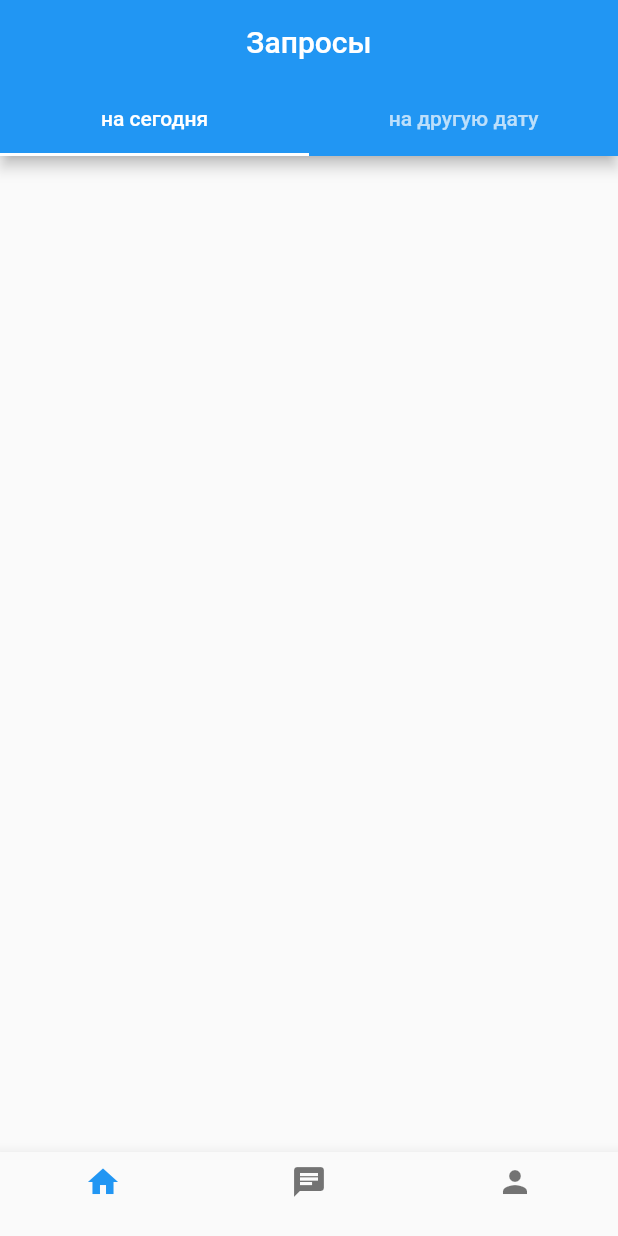
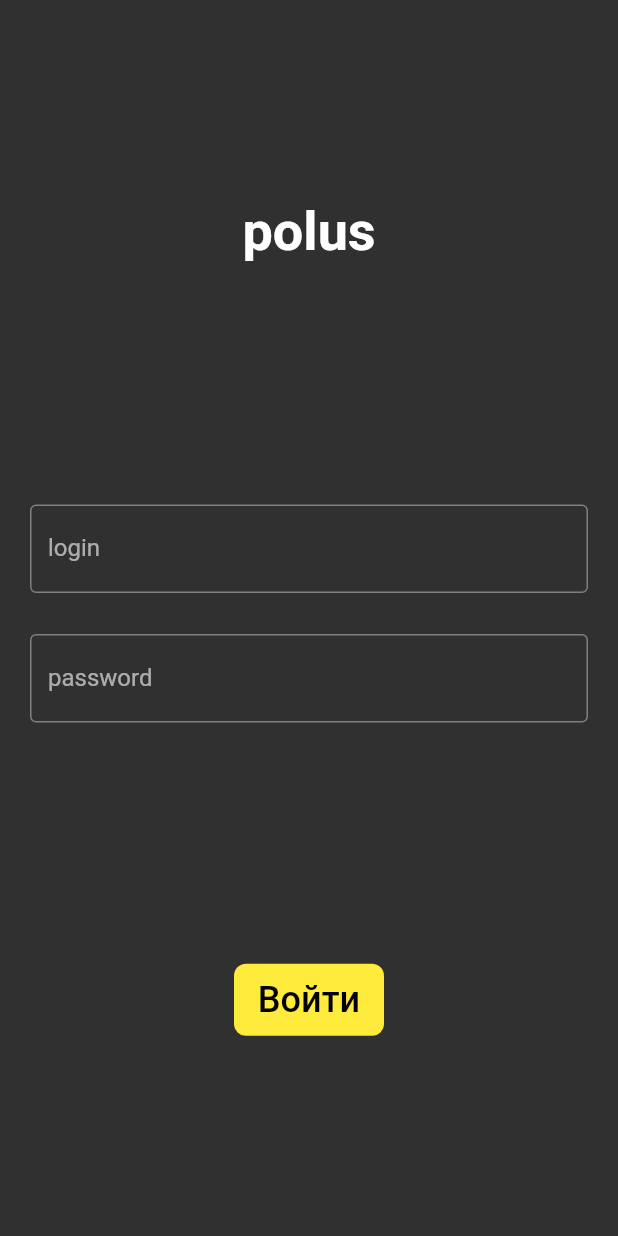
Before and after one commit to Battle-in/mobile_zoloto, a Flutter app: the screen it shows after launch, on a phone screen of 412 x 824 dp. Run offline on Flutter 3.47's test engine with Material 2 defaults, Android fonts, the phone set to English and light mode, and no system bars; our stand-ins replace bloc, equatable, firebase_core, flutter_bloc, native_notify; missing offline and left inert: a package; accounts and stored records are empty.

Commit message:
prodolgaem hacatonit

```diff
--- a/lib/app.dart
+++ b/lib/app.dart
@@ -2,6 +2,7 @@ import 'package:flutter/material.dart';
 import 'package:flutter_bloc/flutter_bloc.dart';
 import 'package:polus_hack/pages/home/bloc/home_cubit.dart';
 import 'package:polus_hack/pages/home/home_view.dart';
+import 'package:polus_hack/pages/login/login_view.dart';
 
 class MyApp extends StatelessWidget {
   const MyApp({Key? key}) : super(key: key);
@@ -9,12 +10,18 @@ class MyApp extends StatelessWidget {
   @override
   Widget build(BuildContext context) {
     return MaterialApp(
-      home: BlocProvider<HomeCubit>(
+      themeMode: ThemeMode.dark,
+      darkTheme: ThemeData.dark(),
+      initialRoute: '/login',
+      routes: {
+        '/login' : (context) => LoginPage(),
+        '/home' : (context) => BlocProvider<HomeCubit>(
           create: (ctx){
             return HomeCubit();
           },
           child: const HomePage(),
-      ),
+        ),
+      },
     );
   }
 }
--- a/lib/pages/home/home_view.dart
+++ b/lib/pages/home/home_view.dart
@@ -12,13 +12,15 @@ class HomePage extends StatelessWidget {
 
     List<Widget> pages = [
       BlocProvider(
-          create: (context){return MainBloc();},
+          create: (context){return MainBloc()..add(LoadEvent());},
           child: const MainPage(),
       ),
       const Center(
         child: Text('в разработке'),
       ),
-      Container(),
+      const Center(
+        child: Text('в разработке'),
+      ),
     ];
 
     return Scaffold(
--- /dev/null
+++ b/lib/pages/login/login_view.dart
@@ -0,0 +1,44 @@
+import 'package:flutter/material.dart';
+
+class LoginPage extends StatelessWidget {
+  const LoginPage({Key? key}) : super(key: key);
+
+  @override
+  Widget build(BuildContext context) {
+    InputDecoration textFieldDecoration = const InputDecoration(
+      border: OutlineInputBorder(),
+    );
+
+    return Scaffold(
+      body: Column(
+        mainAxisAlignment: MainAxisAlignment.spaceEvenly,
+        children: [
+          Text('polus', style: TextStyle(fontSize: 36, fontWeight: FontWeight.bold),),
+          Container(
+            margin: const EdgeInsets.symmetric(horizontal: 20),
+            height: 200,
+            child: Column(
+              mainAxisAlignment: MainAxisAlignment.spaceEvenly,
+              children: [
+                TextField(decoration: textFieldDecoration.copyWith(labelText: 'login')),
+                TextField(decoration: textFieldDecoration.copyWith(labelText: 'password'), obscureText: true,),
+              ],
+            ),
+          ),
+          Container(
+
+            width: 100,
+            decoration: BoxDecoration(
+              color: Colors.yellow,
+              borderRadius: BorderRadius.circular(8)
+            ),
+            child: TextButton(
+              onPressed: () => Navigator.pushNamed(context, '/home'),
+              child: const Text('Войти', style: TextStyle(color: Colors.black, fontSize: 24),),
+            ),
+          )
+        ],
+      ),
+    );
+  }
+}
```
Also changed, not shown: lib/components/request_tile.dart (added, +33 -0 lines), lib/main.dart (+8 -1 lines), lib/models/driver_request.dart (added, +9 -0 lines), lib/pages/main/bloc/main_bloc.dart (+8 -0 lines), lib/pages/main/bloc/main_event.dart (+10 -1 lines), lib/pages/main/bloc/main_state.dart (+13 -1 lines), lib/pages/main/main_view.dart (+33 -16 lines), pubspec.yaml (+1 -68 lines), lib/firebase_options.dart (added), pubspec.lock, 6 other files.
